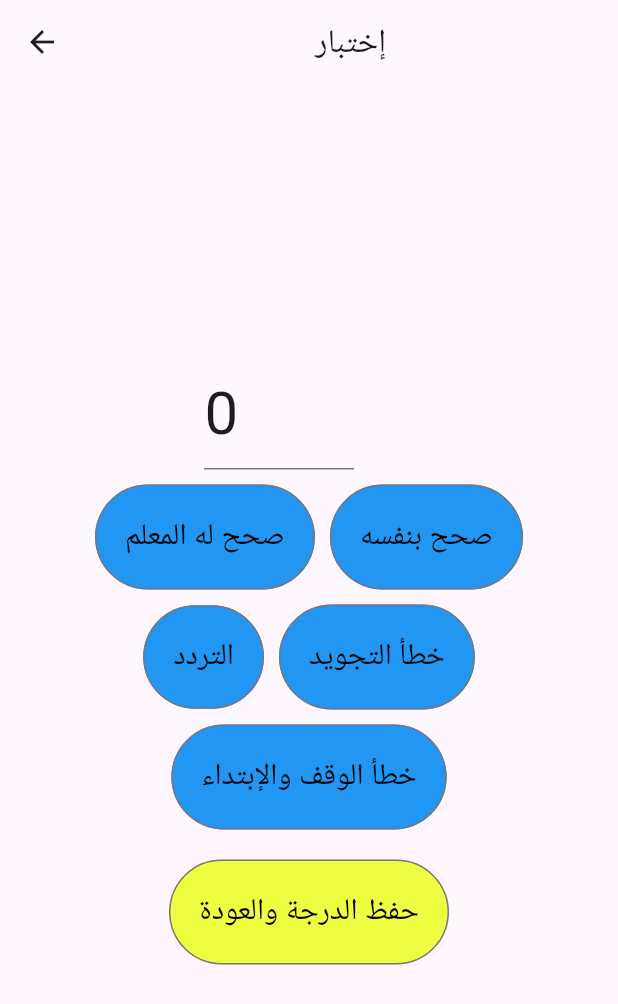
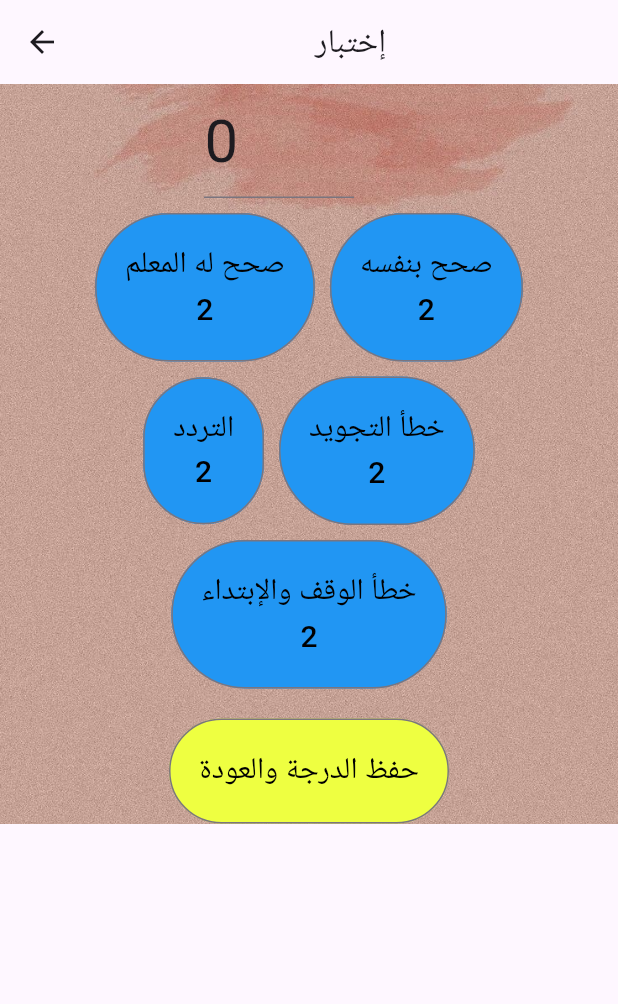
Before and after one commit to mhussin2008/quran_test, a Flutter app: the QaryExam screen opened directly with empty values, on a phone screen of 412 x 824 dp. Shown: the top 1004 px of the screen. Run offline on Flutter 3.47's test engine with Material 2 defaults, Android fonts, the phone set to English and light mode, and no system bars; our stand-ins replace fluttertoast, shared_preferences, sqflite, syncfusion_flutter_datagrid; accounts and stored records are empty.

Commit message:
working semi final back ground

```diff
--- a/lib/Screens/QaryExam.dart
+++ b/lib/Screens/QaryExam.dart
@@ -52,11 +52,17 @@ class _QaryExamState extends State<QaryExam> {
         title: const Center(child: Text('إختبار')),
       ),
       body: SafeArea(
-        child: Center(
+        child: SingleChildScrollView(
+          child: Container(
+            decoration: BoxDecoration(
+                image: DecorationImage(
+                    image: AssetImage('assets/jpg/back.jpg' ),fit: BoxFit.cover
+                )
+            ),
             child: Column(
               mainAxisAlignment: MainAxisAlignment.center,
               crossAxisAlignment: CrossAxisAlignment.center,
-            mainAxisSize: MainAxisSize.min,
+              mainAxisSize: MainAxisSize.max,
               children: [
                 Center(
                   child: Row(
@@ -98,7 +104,8 @@ class _QaryExamState extends State<QaryExam> {
                           backgroundColor: Colors.blue, // <-- Button color
                           foregroundColor: Colors.black, // <-- Splash color
                         ),
-                      child: Text(DegreeData.faultList[0]
+                        child: Text('${DegreeData.faultList[0]}\n${faultValue[0]}',
+                        textAlign: TextAlign.center
                         ,style: TextStyle(fontSize: 20),)),
                     const SizedBox(width: 10,),
                     OutlinedButton(
@@ -111,7 +118,8 @@ class _QaryExamState extends State<QaryExam> {
                           backgroundColor: Colors.blue, // <-- Button color
                           foregroundColor: Colors.black, // <-- Splash color
                         ),
-                      child: Text(DegreeData.faultList[1]
+                        child: Text('${DegreeData.faultList[1]}\n${faultValue[1]}',
+                          textAlign: TextAlign.center
                           ,style: TextStyle(fontSize: 20),)),
                   ],
                 ),
@@ -129,7 +137,8 @@ class _QaryExamState extends State<QaryExam> {
                           backgroundColor: Colors.blue, // <-- Button color
                           foregroundColor: Colors.black, // <-- Splash color
                         ),
-                      child:  Text(DegreeData.faultList[2]
+                        child:  Text('${DegreeData.faultList[2]}\n${faultValue[2]}',
+                          textAlign: TextAlign.center
                           ,style: TextStyle(fontSize: 20),)),
                     const SizedBox(width: 10,),
                     OutlinedButton(
@@ -142,7 +151,8 @@ class _QaryExamState extends State<QaryExam> {
                           backgroundColor: Colors.blue, // <-- Button color
                           foregroundColor: Colors.black, // <-- Splash color
                         ),
-                      child: Text(DegreeData.faultList[3]
+                        child: Text('${DegreeData.faultList[3]}\n${faultValue[3]}',
+                          textAlign: TextAlign.center
                           ,style: TextStyle(fontSize: 20),)),
                   ],
                 ),
@@ -157,7 +167,8 @@ class _QaryExamState extends State<QaryExam> {
                       backgroundColor: Colors.blue, // <-- Button color
                       foregroundColor: Colors.black, // <-- Splash color
                     ),
-                  child: Text(DegreeData.faultList[4]
+                    child: Text('${DegreeData.faultList[4]}\n${faultValue[4]}',
+                      textAlign: TextAlign.center
                       ,style: TextStyle(fontSize: 20),)),
               const SizedBox(height: 20,)
 
@@ -181,6 +192,7 @@ class _QaryExamState extends State<QaryExam> {
                         ,style: TextStyle(fontSize: 20),)),],),
               )
               ],
+            ),
           ),
         ),
       ),
```
Also changed, not shown: lib/Screens/ChallengeEntryScreen.dart (+14 -4 lines), lib/Screens/QaryDataEntry.dart (+6 -1 lines). Lines whose indentation alone changed are shown as unchanged.
